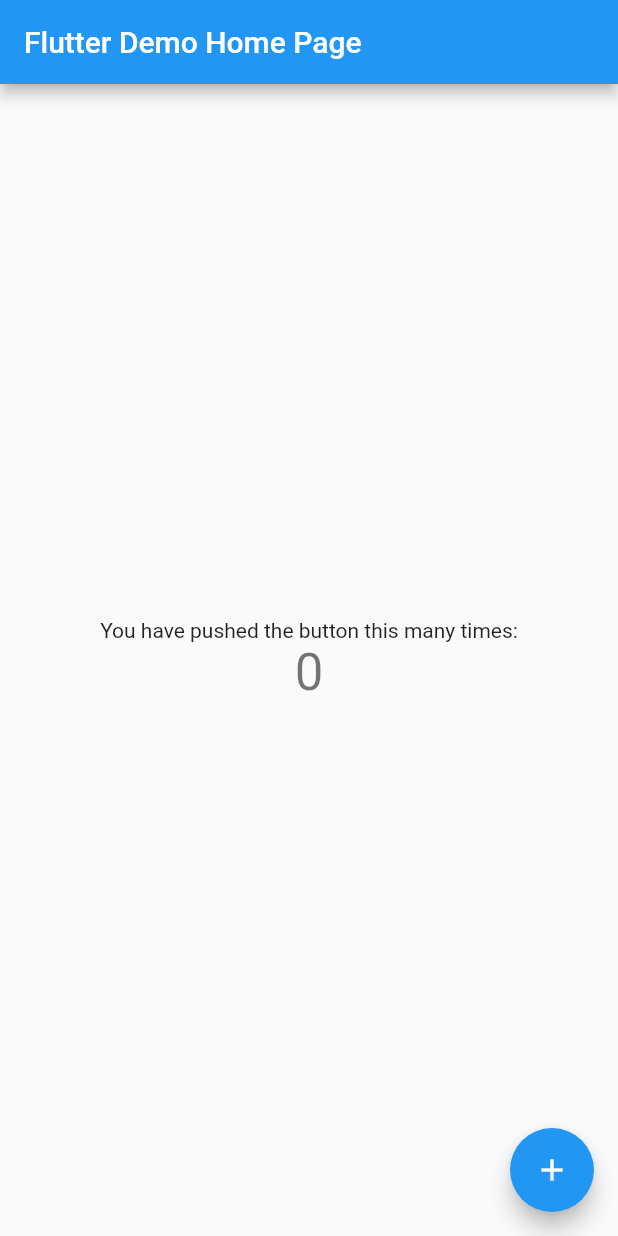
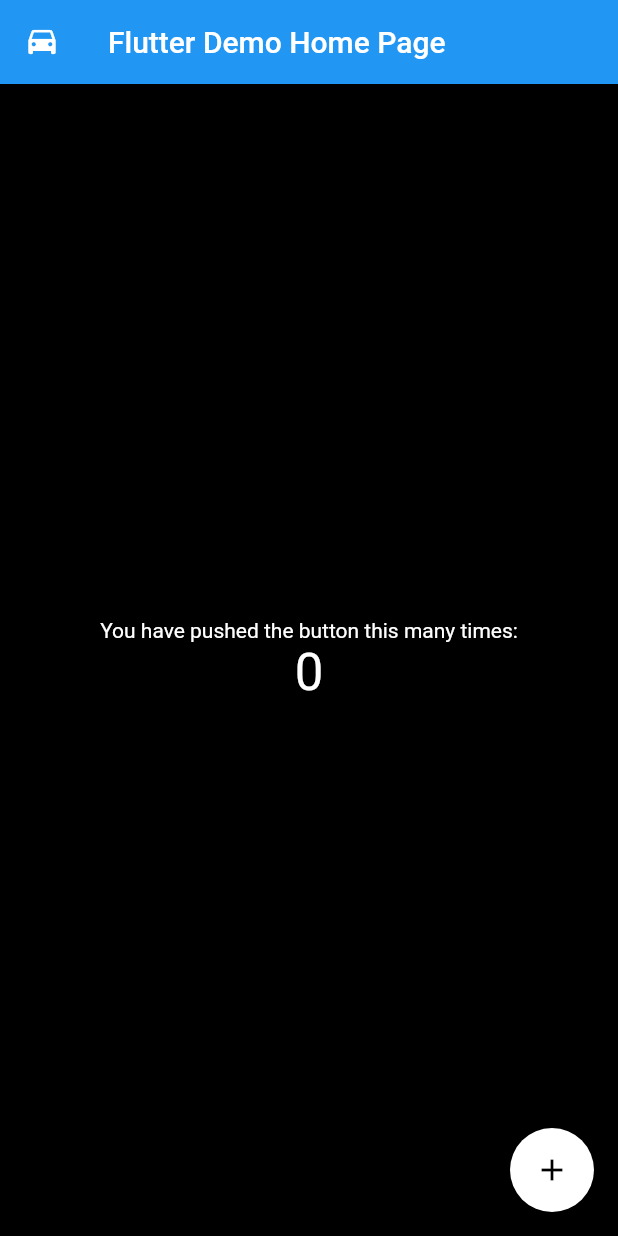
Before and after one commit to Perju/android_remote_control_client, a Flutter app: the screen it shows after launch, on a phone screen of 412 x 824 dp. Run offline on Flutter 3.47's test engine with Material 2 defaults, Android fonts, the phone set to English and light mode, and no system bars.

Commit message:
Añadadida una nueva ruta y modificado el tema de la aplicacion

```diff
--- a/lib/main.dart
+++ b/lib/main.dart
@@ -1,4 +1,5 @@
 import 'package:flutter/material.dart';
+import 'vehicleController.dart';
 
 void main() => runApp(MyApp());
 
@@ -9,9 +10,22 @@ class MyApp extends StatelessWidget {
     return MaterialApp(
       title: 'Flutter Demo',
       theme: ThemeData(
+        scaffoldBackgroundColor: Colors.black,
         primarySwatch: Colors.blue,
+        accentColor: Colors.white,
+        textTheme: TextTheme(
+            body1: TextStyle(
+              color: Colors.white,
+            ),
+            display1: TextStyle(
+              color: Colors.white,
+            )),
       ),
-      home: MyHomePage(title: 'Flutter Demo Home Page'),
+      initialRoute: '/',
+      routes: {
+        '/': (context) => MyHomePage(title: 'Flutter Demo Home Page'),
+        '/vehicleControls': (context) => VehicleController(),
+      },
     );
   }
 }
@@ -39,12 +53,18 @@ class _MyHomePageState extends State<MyHomePage> {
     return Scaffold(
       appBar: AppBar(
         title: Text(widget.title),
+        leading: IconButton(
+          icon: Icon(Icons.drive_eta),
+          onPressed: () {
+            Navigator.pushNamed(context, '/vehicleControls');
+          },
+        ),
       ),
       body: Center(
         child: Column(
           mainAxisAlignment: MainAxisAlignment.center,
           children: <Widget>[
-            Text(
+            const Text(
               'You have pushed the button this many times:',
             ),
             Text(
@@ -57,7 +77,7 @@ class _MyHomePageState extends State<MyHomePage> {
       floatingActionButton: FloatingActionButton(
         onPressed: _incrementCounter,
         tooltip: 'Increment',
-        child: Icon(Icons.add),
+        child: const Icon(Icons.add),
       ),
     );
   }
```
Also changed, not shown: lib/vehicleController.dart (added, +34 -0 lines).
